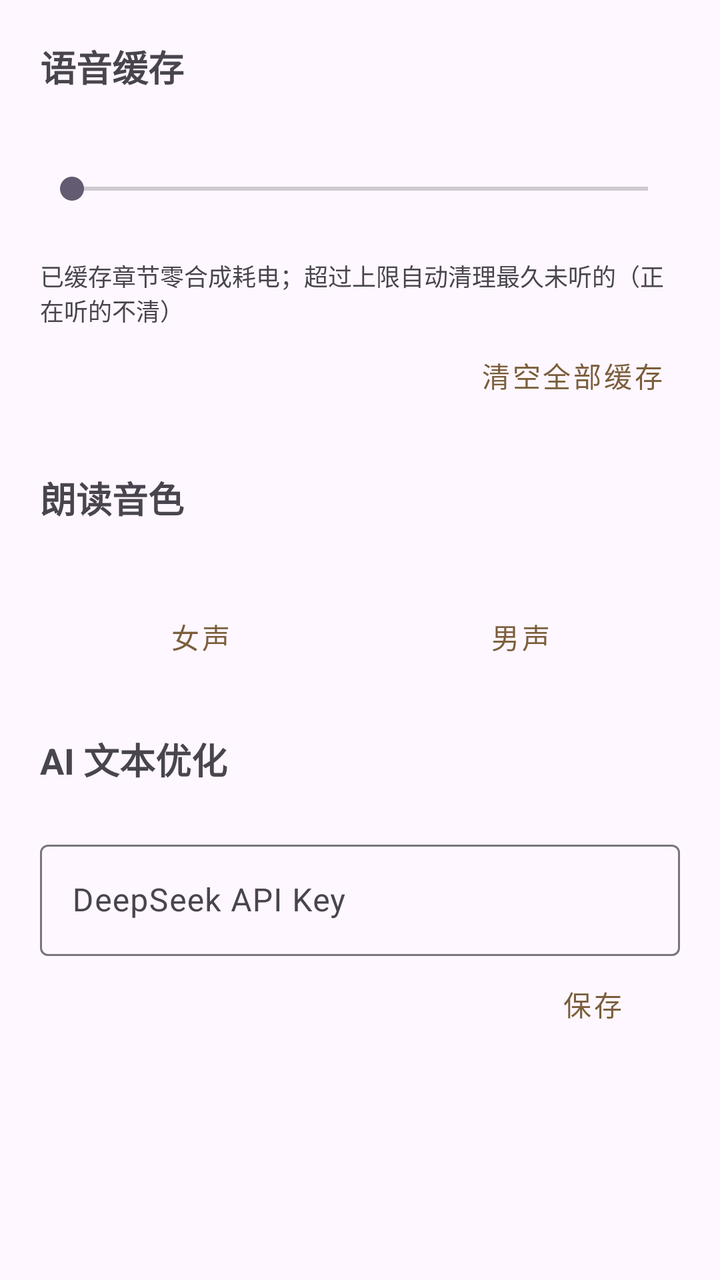
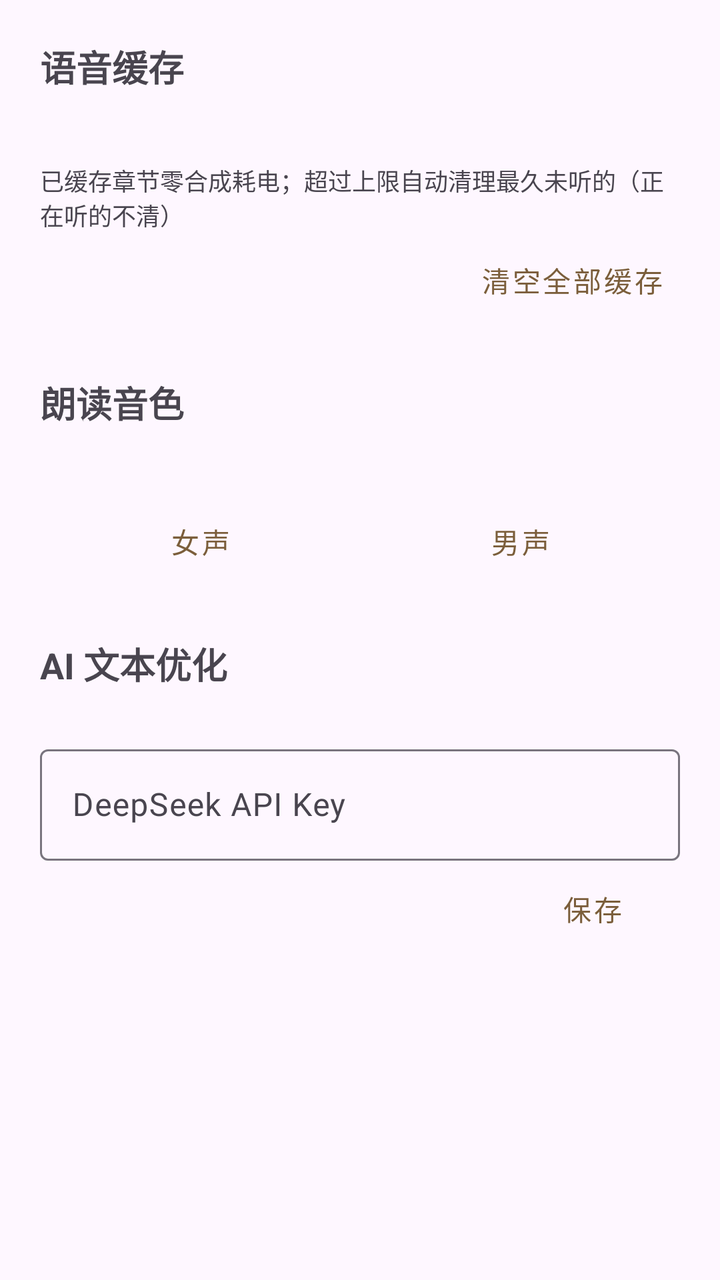

The first picture is an Android layout as it rendered before a commit; the second is the same layout after the commit. The layout source and the unified diff follow.
<!-- AndroidManifest.xml: application theme Theme.EarBook -->
<!-- res/layout/activity_settings.xml -->
<?xml version="1.0" encoding="utf-8"?>
<ScrollView xmlns:android="http://schemas.android.com/apk/res/android"
    android:layout_width="match_parent"
    android:layout_height="match_parent">

    <LinearLayout
        android:layout_width="match_parent"
        android:layout_height="wrap_content"
        android:orientation="vertical"
        android:padding="20dp">

        
        <TextView
            android:layout_width="wrap_content"
            android:layout_height="wrap_content"
            android:text="语音缓存"
            android:textSize="18sp"
            android:textStyle="bold" />

        <TextView
            android:id="@+id/tv_cache_status"
            android:layout_width="match_parent"
            android:layout_height="wrap_content"
            android:layout_marginTop="8dp"
            android:textSize="14sp" />

        <SeekBar
            android:id="@+id/sb_cache_limit"
            android:layout_width="match_parent"
            android:layout_height="wrap_content"
            android:layout_marginTop="12dp"
            android:max="200" />

        <TextView
            android:id="@+id/tv_cache_limit"
            android:layout_width="match_parent"
            android:layout_height="wrap_content"
            android:gravity="center"
            android:textSize="13sp" />

        <TextView
            android:layout_width="match_parent"
            android:layout_height="wrap_content"
            android:layout_marginTop="8dp"
            android:text="已缓存章节零合成耗电；超过上限自动清理最久未听的（正在听的不清）"
            android:textSize="12sp"
            android:textColor="?android:attr/textColorSecondary" />

        <Button
            android:id="@+id/btn_clear_cache"
            style="@style/Widget.MaterialComponents.Button.TextButton"
            android:layout_width="wrap_content"
            android:layout_height="wrap_content"
            android:layout_gravity="end"
            android:text="清空全部缓存" />

        
        <TextView
            android:layout_width="wrap_content"
            android:layout_height="wrap_content"
            android:layout_marginTop="24dp"
            android:text="朗读音色"
            android:textSize="18sp"
            android:textStyle="bold" />

        <TextView
            android:id="@+id/tv_voice_hint"
            android:layout_width="match_parent"
            android:layout_height="wrap_content"
            android:layout_marginTop="8dp"
            android:textSize="12sp"
            android:textColor="?android:attr/textColorSecondary" />

        <LinearLayout
            android:layout_width="match_parent"
            android:layout_height="wrap_content"
            android:layout_marginTop="8dp"
            android:orientation="horizontal">

            <Button
                android:id="@+id/btn_voice_female"
                style="@style/Widget.MaterialComponents.Button.TextButton"
                android:layout_width="0dp"
                android:layout_height="wrap_content"
                android:layout_weight="1"
                android:text="女声" />

            <Button
                android:id="@+id/btn_voice_male"
                style="@style/Widget.MaterialComponents.Button.TextButton"
                android:layout_width="0dp"
                android:layout_height="wrap_content"
                android:layout_weight="1"
                android:text="男声" />
        </LinearLayout>

        
        <TextView
            android:layout_width="wrap_content"
            android:layout_height="wrap_content"
            android:layout_marginTop="24dp"
            android:text="AI 文本优化"
            android:textSize="18sp"
            android:textStyle="bold" />

        <TextView
            android:id="@+id/tv_api_key_hint"
            android:layout_width="match_parent"
            android:layout_height="wrap_content"
            android:layout_marginTop="8dp"
            android:textSize="12sp"
            android:textColor="?android:attr/textColorSecondary" />

        <com.google.android.material.textfield.TextInputLayout
            android:layout_width="match_parent"
            android:layout_height="wrap_content"
            android:hint="DeepSeek API Key">

            <com.google.android.material.textfield.TextInputEditText
                android:id="@+id/et_api_key"
                android:layout_width="match_parent"
                android:layout_height="wrap_content"
                android:inputType="textPassword"
                android:maxLines="1" />
        </com.google.android.material.textfield.TextInputLayout>

        <Button
            android:id="@+id/btn_save_api_key"
            style="@style/Widget.MaterialComponents.Button.TextButton"
            android:layout_width="wrap_content"
            android:layout_height="wrap_content"
            android:layout_gravity="end"
            android:text="保存" />

    </LinearLayout>
</ScrollView>
<!-- resources referenced by this layout -->
<resources>
  <style name="Theme.EarBook" parent="Theme.Material3.DayNight">
          <item name="colorPrimary">@color/primary</item>
          <item name="colorOnPrimary">@android:color/white</item>
          <item name="colorPrimaryContainer">@color/primary_container</item>
          <item name="colorOnPrimaryContainer">@color/on_primary_container</item>
          <item name="android:statusBarColor">?attr/colorSurface</item>
      </style>
  <color name="primary">#7B5E3B</color>
  <color name="primary_container">#F0E2CE</color>
  <color name="on_primary_container">#3E2E17</color>
</resources>

<!-- the commit's change to res/layout/activity_settings.xml (unified diff, before → after) -->
@@ -23,20 +23,6 @@
             android:layout_height="wrap_content"
             android:layout_marginTop="8dp"
             android:textSize="14sp" />
-
-        <SeekBar
-            android:id="@+id/sb_cache_limit"
-            android:layout_width="match_parent"
-            android:layout_height="wrap_content"
-            android:layout_marginTop="12dp"
-            android:max="200" />
-
-        <TextView
-            android:id="@+id/tv_cache_limit"
-            android:layout_width="match_parent"
-            android:layout_height="wrap_content"
-            android:gravity="center"
-            android:textSize="13sp" />
 
         <TextView
             android:layout_width="match_parent"
